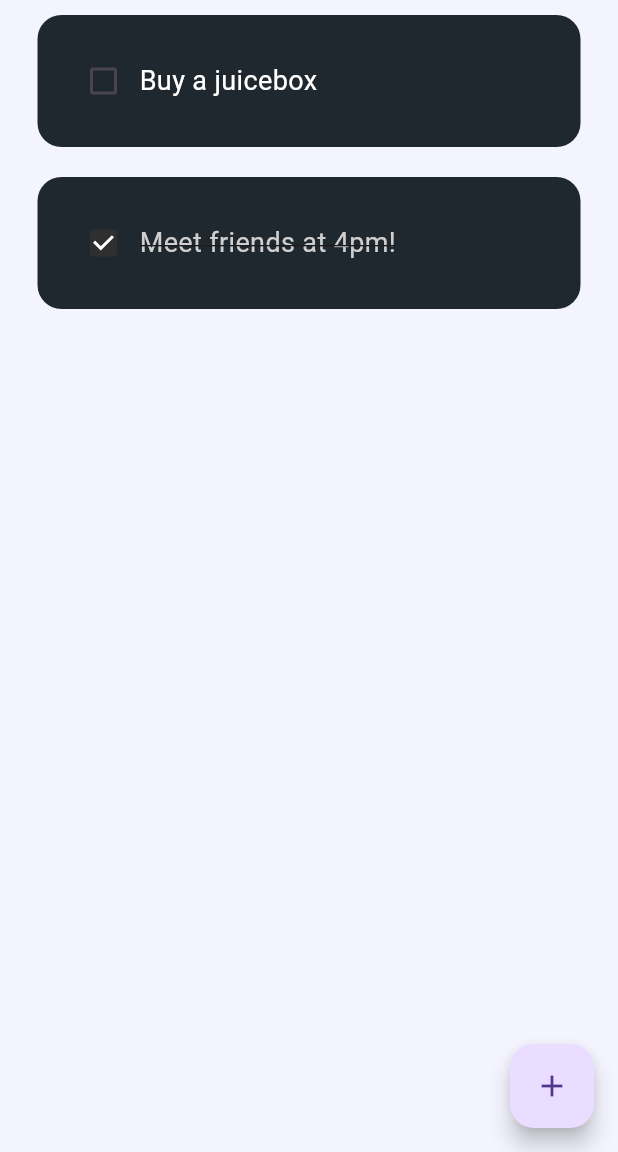
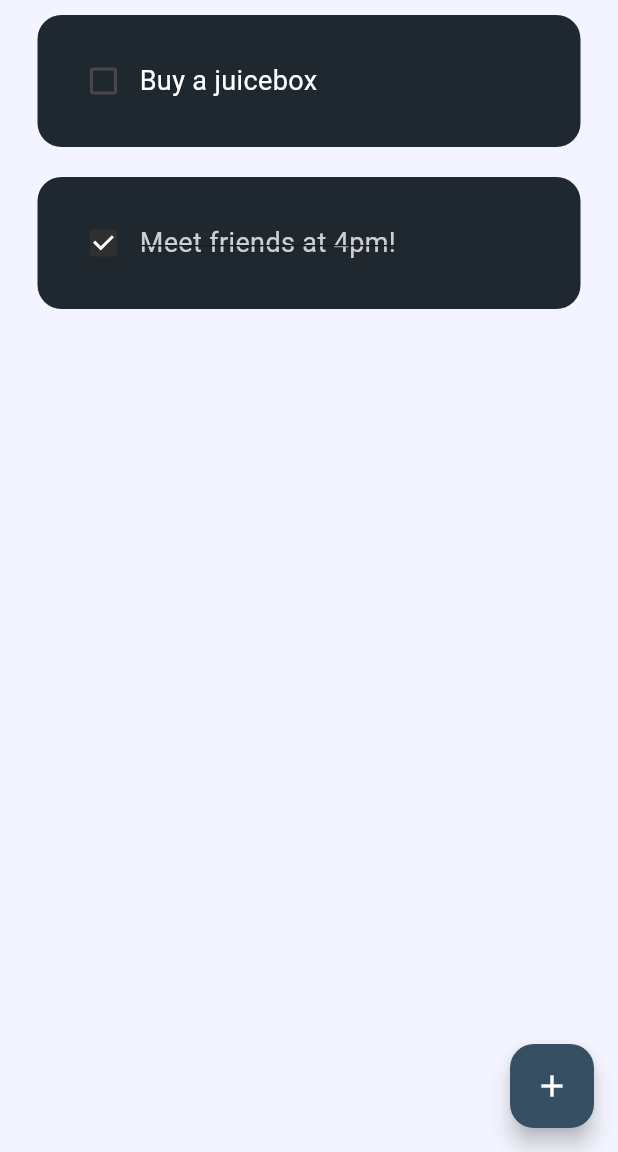
Before and after one commit to zyanislam/To-Do-App--Flutter, a Flutter app: the screen it shows after launch, on a phone screen of 412 x 824 dp, the part 84-1236 px from its top. Run offline on Flutter 3.47's test engine with Material 3 defaults, Android fonts, the phone set to English and light mode, and no system bars; drawn by our look-alikes of flutter_slidable.

Commit message:
Update: FAB color change

```diff
--- a/lib/pages/todoapp.dart
+++ b/lib/pages/todoapp.dart
@@ -74,8 +74,13 @@ class _HomePageState extends State<HomePage> {
         onPressed: () {
           addNewTask();
         },
+        backgroundColor:
+            Color.fromARGB(255, 54, 79, 98), // Set your desired color here
         // ignore: prefer_const_constructors
-        child: Icon(Icons.add),
+        child: Icon(
+          Icons.add,
+          color: Colors.white,
+        ),
       ),
       body: ListView.builder(
         itemCount: toDoList.length,
```
